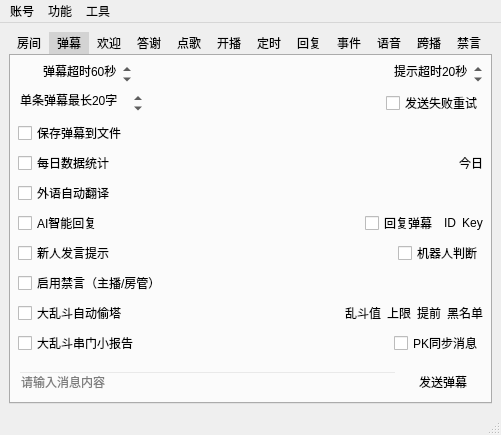
Old version of the form mainwindow.ui in the repository iwxyi/Bilibili-MagicalDanmaku.
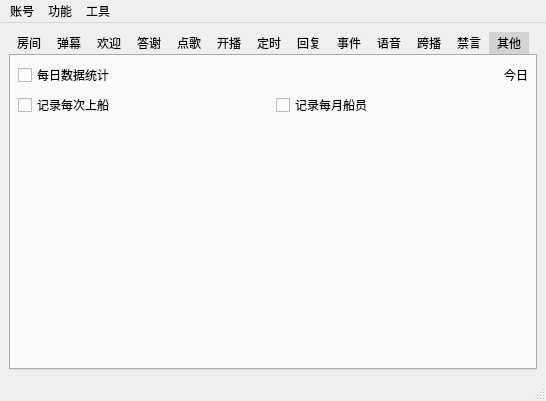
New version of the form. The open tabs and pages were chosen to show the change. Icons and pictures are not drawn. Custom widgets are drawn as their Qt base class.

Commit message: 保存上船记录

```diff
--- a/mainwindow.ui
+++ b/mainwindow.ui
@@ -6,8 +6,8 @@
    <rect>
     <x>0</x>
     <y>0</y>
-    <width>501</width>
-    <height>435</height>
+    <width>546</width>
+    <height>393</height>
    </rect>
   </property>
   <property name="windowTitle">
@@ -364,40 +364,6 @@
           </item>
          </layout>
         </item>
-        <item>
-         <layout class="QHBoxLayout" name="horizontalLayout_24" stretch="1,0">
-          <property name="topMargin">
-           <number>0</number>
-          </property>
-          <item>
-           <widget class="QCheckBox" name="calculateDailyDataCheck">
-            <property name="toolTip">
-             <string>保存每天的直播信息（进来多少人、弹幕总数、送礼总数等）</string>
-            </property>
-            <property name="text">
-             <string>每日数据统计</string>
-            </property>
-           </widget>
-          </item>
-          <item>
-           <widget class="QPushButton" name="pushButton">
-            <property name="styleSheet">
-             <string notr="true">QPushButton
-{
-	background: transparent;
-	border: none;
-}</string>
-            </property>
-            <property name="text">
-             <string>今日</string>
-            </property>
-            <property name="flat">
-             <bool>true</bool>
-            </property>
-           </widget>
-          </item>
-         </layout>
-        </item>
         <item>
          <layout class="QHBoxLayout" name="horizontalLayout_7">
           <property name="topMargin">
@@ -3087,6 +3053,87 @@
         </item>
        </layout>
       </widget>
+      <widget class="QWidget" name="tab_13">
+       <attribute name="title">
+        <string>其他</string>
+       </attribute>
+       <layout class="QVBoxLayout" name="verticalLayout_14">
+        <item>
+         <layout class="QHBoxLayout" name="horizontalLayout_24" stretch="1,0">
+          <property name="topMargin">
+           <number>0</number>
+          </property>
+          <item>
+           <widget class="QCheckBox" name="calculateDailyDataCheck">
+            <property name="toolTip">
+             <string>保存每天的直播信息（进来多少人、弹幕总数、送礼总数等）</string>
+            </property>
+            <property name="text">
+             <string>每日数据统计</string>
+            </property>
+           </widget>
+          </item>
+          <item>
+           <widget class="QPushButton" name="pushButton">
+            <property name="styleSheet">
+             <string notr="true">QPushButton
+{
+	background: transparent;
+	border: none;
+}</string>
+            </property>
+            <property name="text">
+             <string>今日</string>
+            </property>
+            <property name="flat">
+             <bool>true</bool>
+            </property>
+           </widget>
+          </item>
+         </layout>
+        </item>
+        <item>
+         <layout class="QHBoxLayout" name="horizontalLayout_51">
+          <property name="topMargin">
+           <number>0</number>
+          </property>
+          <item>
+           <widget class="QCheckBox" name="saveEveryGuardCheck">
+            <property name="toolTip">
+             <string>&lt;html&gt;&lt;head/&gt;&lt;body&gt;&lt;p&gt;保存每次上船的数据，包括：&lt;/p&gt;&lt;p&gt;时间、UID、舰长/提督/总督、数量&lt;/p&gt;&lt;/body&gt;&lt;/html&gt;</string>
+            </property>
+            <property name="text">
+             <string>记录每次上船</string>
+            </property>
+           </widget>
+          </item>
+          <item>
+           <widget class="QCheckBox" name="saveMonthGuardCheck">
+            <property name="toolTip">
+             <string>&lt;html&gt;&lt;head/&gt;&lt;body&gt;&lt;p&gt;以CSV表格的形式记录每月船员，包括时间、[舰长/提督/总督]昵称_ID&lt;/p&gt;&lt;/body&gt;&lt;/html&gt;</string>
+            </property>
+            <property name="text">
+             <string>记录每月船员</string>
+            </property>
+           </widget>
+          </item>
+         </layout>
+        </item>
+        <item>
+         <spacer name="verticalSpacer_3">
+          <property name="orientation">
+           <enum>Qt::Vertical</enum>
+          </property>
+          <property name="sizeHint" stdset="0">
+           <size>
+            <width>20</width>
+            <height>239</height>
+           </size>
+          </property>
+         </spacer>
+        </item>
+       </layout>
+      </widget>
      </widget>
     </item>
    </layout>
@@ -3096,7 +3143,7 @@
     <rect>
      <x>0</x>
      <y>0</y>
-     <width>501</width>
+     <width>546</width>
      <height>23</height>
     </rect>
    </property>
```
Left out of the diff: 2 changed lines with no effect on the pictures. The commit also changes 5 other files.
